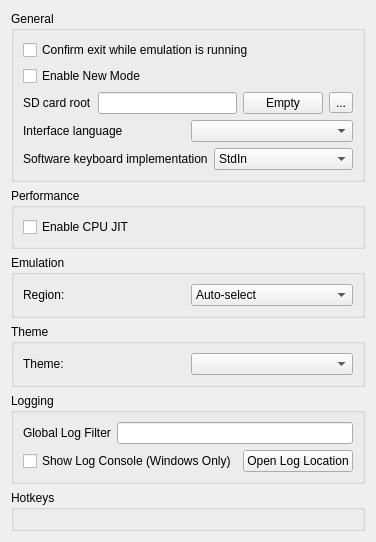
grimtnt/citra, file src/citra_qt/configuration/configure_general.ui: the form before one commit.
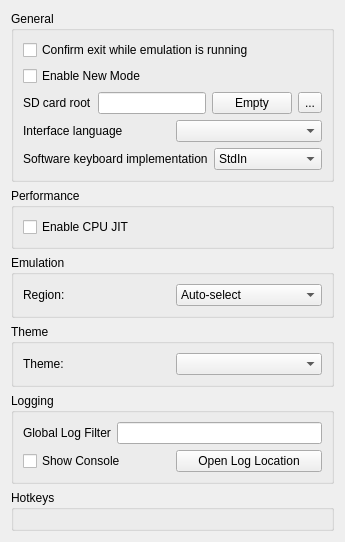
The form after the commit. Custom widgets are drawn as their Qt base class.

The edit to the form file:
```diff
--- a/src/citra_qt/configuration/configure_general.ui
+++ b/src/citra_qt/configuration/configure_general.ui
@@ -257,7 +257,7 @@
           <item>
            <widget class="QCheckBox" name="toggle_console">
             <property name="text">
-             <string>Show Log Console (Windows Only)</string>
+             <string>Show Console</string>
             </property>
            </widget>
           </item>
```
